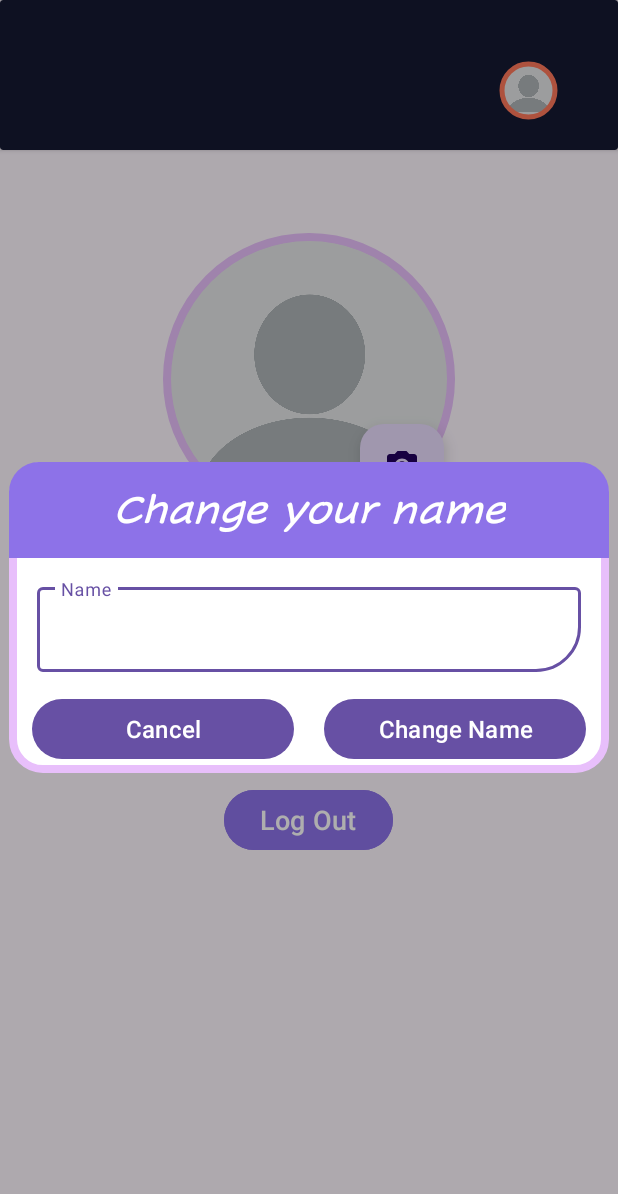
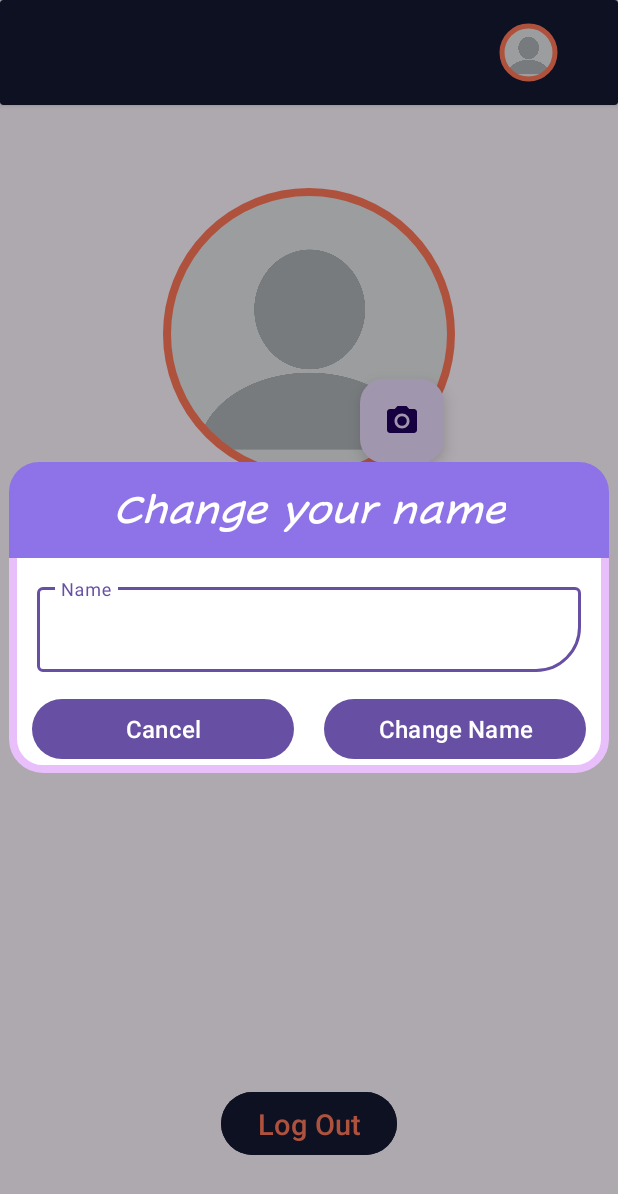
Before and after one commit to Sayantan-2022/Breeze, an Android app: the ProfileActivity screen opened directly, with no data from a screen before it, after a tap on an icon or button, on a phone screen of 412 x 824 dp. Shown: the top 1194 px of the screen. Run offline under Robolectric (Android 15) with nearby library versions, the phone set to English and light mode, and no system bars; our stand-ins replace Firebase (no records; nobody signed in at launch, a user with empty details on screens opened directly); libraries missing offline, so code that uses them is left out: com.github.dhaval2404.imagepicker; pictures from the network do not load; 1 statement that could not run was skipped.

Commit message:
Project Files

```diff
--- a/app/src/main/java/com/example/breeze/MainActivity.kt
+++ b/app/src/main/java/com/example/breeze/MainActivity.kt
@@ -26,6 +26,7 @@ class MainActivity : AppCompatActivity() {
 
         val window : Window = window
         window.statusBarColor = getColor(R.color.dark_blue)
+        window.navigationBarColor = getColor(R.color.dark_blue)
 
         firebaseAuth = FirebaseAuth.getInstance()
 
@@ -63,6 +64,7 @@ class MainActivity : AppCompatActivity() {
             val intent = Intent(this, ProfileActivity::class.java)
             intent.putExtra("uid", uid)
             startActivity(intent)
+            overridePendingTransition(R.anim.slide_in_right, R.anim.slide_out_left)
         }
     }
 
--- a/app/src/main/java/com/example/breeze/ProfileActivity.kt
+++ b/app/src/main/java/com/example/breeze/ProfileActivity.kt
@@ -6,6 +6,7 @@ import android.content.Context
 import android.content.Intent
 import android.net.Uri
 import android.os.Bundle
+import android.view.Window
 import android.widget.Button
 import android.widget.ImageButton
 import android.widget.TextView
@@ -32,8 +33,11 @@ class ProfileActivity : AppCompatActivity() {
 
     override fun onCreate(savedInstanceState: Bundle?) {
         super.onCreate(savedInstanceState)
-        enableEdgeToEdge()
         setContentView(R.layout.activity_profile)
+
+        val window : Window = window
+        window.statusBarColor = getColor(R.color.dark_blue)
+        window.navigationBarColor = getColor(R.color.white)
 
         val uid = intent.getStringExtra("uid").toString()
         firebaseAuth = FirebaseAuth.getInstance()
@@ -89,9 +93,10 @@ class ProfileActivity : AppCompatActivity() {
 
         btnLogout.setOnClickListener {
             firebaseAuth.signOut()
-            val intent = Intent(this, SignUp::class.java)
+            val intent = Intent(this, WelcomeScreen::class.java)
             intent.flags = Intent.FLAG_ACTIVITY_NEW_TASK or Intent.FLAG_ACTIVITY_CLEAR_TASK
             startActivity(intent)
+            overridePendingTransition(R.anim.slide_out_left, R.anim.slide_in_right)
             finish()
         }
 
--- a/app/src/main/java/com/example/breeze/SignIn.kt
+++ b/app/src/main/java/com/example/breeze/SignIn.kt
@@ -19,7 +19,7 @@ import com.google.firebase.database.FirebaseDatabase
 
 class SignIn : AppCompatActivity() {
 
-    lateinit var firebaseAuth: FirebaseAuth
+    private lateinit var firebaseAuth: FirebaseAuth
 
     override fun onCreate(savedInstanceState: Bundle?) {
         super.onCreate(savedInstanceState)
@@ -45,7 +45,7 @@ class SignIn : AppCompatActivity() {
         tvForgotPassword.setOnClickListener {
             val intent = Intent(this, ForgotPassword::class.java)
             startActivity(intent)
-            finish()
+            overridePendingTransition(R.anim.slide_in_right, R.anim.slide_out_left)
         }
     }
 
@@ -62,6 +62,7 @@ class SignIn : AppCompatActivity() {
                     val intent = Intent(this, MainActivity::class.java)
                     intent.putExtra("uid", uid)
                     startActivity(intent)
+                    overridePendingTransition(R.anim.slide_in_right, R.anim.slide_out_left)
                     finish()
                 } else {
                     Toast.makeText(this, "Invalid Email or Password!", Toast.LENGTH_SHORT).show()
--- a/app/src/main/java/com/example/breeze/WelcomeScreen.kt
+++ b/app/src/main/java/com/example/breeze/WelcomeScreen.kt
@@ -38,12 +38,14 @@ class WelcomeScreen : AppCompatActivity() {
         btnCreate.setOnClickListener {
             val intent = Intent(this, SignUp::class.java)
             startActivity(intent)
+            overridePendingTransition(R.anim.slide_in_right, R.anim.slide_out_left)
             finish()
         }
 
         btnLogin.setOnClickListener {
             val intent = Intent(this, SignIn::class.java)
             startActivity(intent)
+            overridePendingTransition(R.anim.slide_in_right, R.anim.slide_out_left)
             finish()
         }
     }
--- a/app/src/main/java/com/example/breeze/ui/NewsWebView.kt
+++ b/app/src/main/java/com/example/breeze/ui/NewsWebView.kt
@@ -3,6 +3,7 @@ package com.example.breeze.ui
 import android.annotation.SuppressLint
 import android.content.Intent
 import android.os.Bundle
+import android.view.Window
 import android.webkit.WebView
 import android.webkit.WebViewClient
 import androidx.activity.enableEdgeToEdge
@@ -21,8 +22,11 @@ class NewsWebView : AppCompatActivity() {
     @SuppressLint("SetJavaScriptEnabled", "NewApi")
     override fun onCreate(savedInstanceState: Bundle?) {
         super.onCreate(savedInstanceState)
-        enableEdgeToEdge()
         setContentView(R.layout.activity_news_web_view)
+
+        val window : Window = window
+        window.statusBarColor = getColor(R.color.dark_blue)
+        window.navigationBarColor = getColor(R.color.dark_blue)
 
         val uid = intent.getStringExtra("uid")
         val url = intent.getStringExtra("url")
--- /dev/null
+++ b/app/src/main/res/anim/slide_in_right.xml
@@ -0,0 +1,5 @@
+<?xml version="1.0" encoding="utf-8"?>
+<set xmlns:android="http://schemas.android.com/apk/res/android">
+    <translate android:fromXDelta="100%p" android:toXDelta="0"
+        android:duration="350"/>
+</set>
--- /dev/null
+++ b/app/src/main/res/anim/slide_out_left.xml
@@ -0,0 +1,5 @@
+<?xml version="1.0" encoding="utf-8"?>
+<set xmlns:android="http://schemas.android.com/apk/res/android">
+    <translate android:fromXDelta="0" android:toXDelta="-100%p"
+        android:duration="350"/>
+</set>
--- a/app/src/main/res/layout/activity_news_web_view.xml
+++ b/app/src/main/res/layout/activity_news_web_view.xml
@@ -10,7 +10,7 @@
 
     <androidx.cardview.widget.CardView
         android:layout_width="match_parent"
-        android:layout_height="100dp"
+        android:layout_height="70dp"
         android:backgroundTint="@color/dark_blue">
 
         <com.google.android.material.imageview.ShapeableImageView
@@ -18,13 +18,14 @@
             android:layout_width="39dp"
             android:layout_height="39dp"
             android:layout_gravity="end|bottom"
-            android:layout_marginBottom="20dp"
+            android:layout_marginBottom="15dp"
             android:layout_marginEnd="40dp"
             app:strokeColor="@color/orange"
             app:strokeWidth="3dp"
             android:padding="2dp"
             app:shapeAppearanceOverlay="@style/circular"
             app:srcCompat="@drawable/blank_profile_picture" />
+
     </androidx.cardview.widget.CardView>
 
     <WebView
--- a/app/src/main/res/layout/activity_profile.xml
+++ b/app/src/main/res/layout/activity_profile.xml
@@ -10,7 +10,7 @@
 
     <androidx.cardview.widget.CardView
         android:layout_width="match_parent"
-        android:layout_height="100dp"
+        android:layout_height="70dp"
         android:backgroundTint="@color/dark_blue">
 
         <com.google.android.material.imageview.ShapeableImageView
@@ -18,13 +18,14 @@
             android:layout_width="39dp"
             android:layout_height="39dp"
             android:layout_gravity="end|bottom"
-            android:layout_marginBottom="20dp"
+            android:layout_marginBottom="15dp"
             android:layout_marginEnd="40dp"
             app:strokeColor="@color/orange"
             app:strokeWidth="3dp"
             android:padding="2dp"
             app:shapeAppearanceOverlay="@style/circular"
             app:srcCompat="@drawable/blank_profile_picture" />
+
     </androidx.cardview.widget.CardView>
 
     <androidx.constraintlayout.widget.ConstraintLayout
@@ -45,7 +46,7 @@
             app:layout_constraintStart_toStartOf="parent"
             app:layout_constraintTop_toTopOf="parent"
             app:shapeAppearanceOverlay="@style/circular"
-            app:strokeColor="@color/lavender"
+            app:strokeColor="@color/orange"
             app:strokeWidth="5dp" />
 
         <com.google.android.material.floatingactionbutton.FloatingActionButton
@@ -79,7 +80,9 @@
             android:layout_weight="1"
             android:textSize="20sp"
             android:fontFamily="@font/times_new_roman"
+            android:gravity="center"
             android:layout_gravity="center_vertical"
+            android:textStyle="bold"
             android:text="Name : " />
 
         <ImageButton
@@ -92,23 +95,35 @@
 
     <TextView
         android:id="@+id/tvEmail"
-        android:layout_width="wrap_content"
+        android:layout_width="match_parent"
         android:layout_height="wrap_content"
         android:textSize="20sp"
         android:fontFamily="@font/times_new_roman"
         android:layout_gravity="center_vertical"
+        android:gravity="center"
         android:layout_marginHorizontal="15dp"
         android:layout_marginVertical="15dp"
+        android:textStyle="bold"
         android:text="Email : " />
 
-    <Button
-        android:id="@+id/btnLogout"
-        android:layout_width="wrap_content"
-        android:layout_height="wrap_content"
-        android:layout_gravity="center"
-        android:layout_marginTop="50dp"
-        android:textSize="18sp"
-        android:backgroundTint="@color/purple"
-        android:text="Log Out" />
+    <androidx.constraintlayout.widget.ConstraintLayout
+        android:layout_width="match_parent"
+        android:layout_height="match_parent"
+        android:layout_marginBottom="50dp">
+
+        <Button
+            android:id="@+id/btnLogout"
+            android:layout_width="wrap_content"
+            android:layout_height="50dp"
+            android:layout_gravity="center"
+            android:backgroundTint="@color/dark_blue"
+            android:text="Log Out"
+            android:textColor="@color/orange"
+            android:textSize="19sp"
+            app:layout_constraintBottom_toBottomOf="parent"
+            app:layout_constraintEnd_toEndOf="parent"
+            app:layout_constraintStart_toStartOf="parent" />
+
+    </androidx.constraintlayout.widget.ConstraintLayout>
 
 </LinearLayout>
```
Also changed, not shown: app/src/main/java/com/example/breeze/ForgotPassword.kt (+1 -26 lines), app/src/main/java/com/example/breeze/SignUp.kt (+1 -9 lines), app/src/main/res/layout/activity_sign_up.xml (+0 -11 lines).
